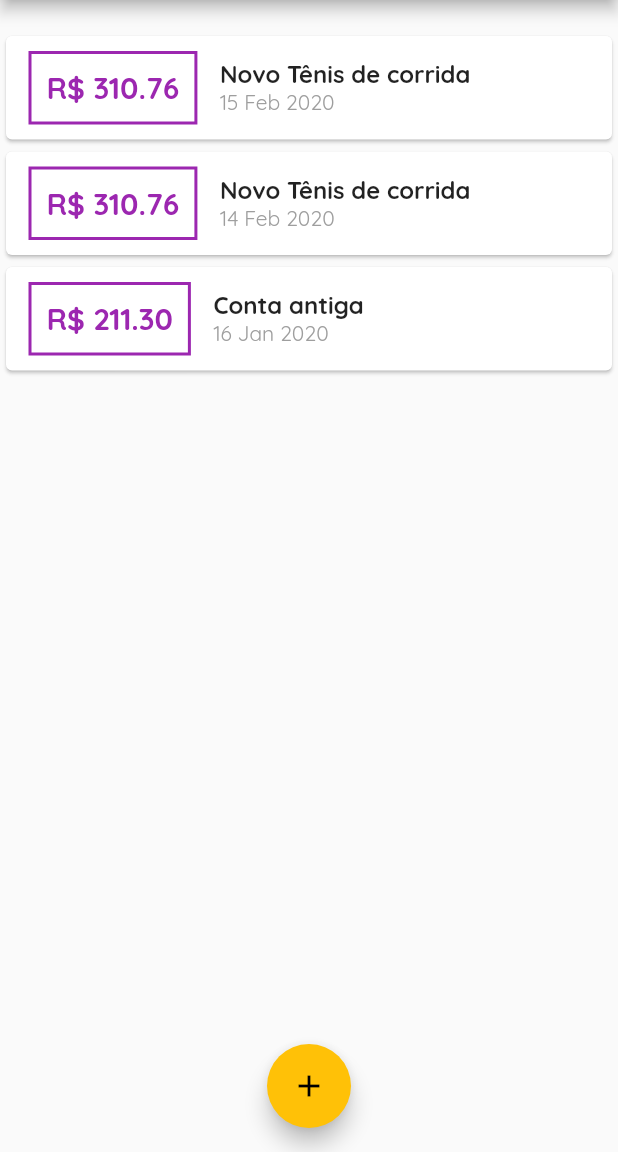
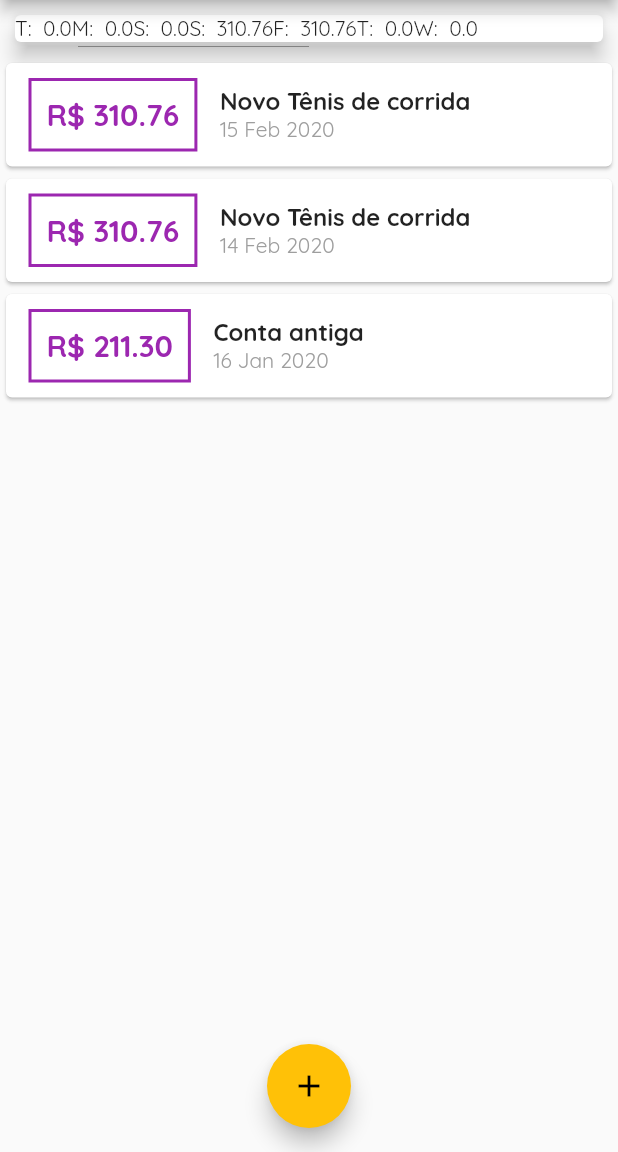
Before and after one commit to ranielison/expenses-manager-flutter, a Flutter app: the screen it shows after launch, on a phone screen of 412 x 824 dp, the part 84-1236 px from its top. Run offline on Flutter 3.47's test engine with Material 2 defaults, Android fonts, the phone set to English and light mode, and no system bars.

Commit message:
Chart Widget #3

```diff
--- a/lib/components/chart.dart
+++ b/lib/components/chart.dart
@@ -24,24 +24,22 @@ class Chart extends StatelessWidget {
         }
       }
 
-      print(DateFormat.E().format(weekDay)[0]);
-      print(totalSum);
-
       return {
         'day': DateFormat.E().format(weekDay)[0],
-        'value': 9.99,
+        'value': totalSum,
       };
     });
   }
 
   @override
   Widget build(BuildContext context) {
-    groupedTransactions;
     return Card(
       elevation: 6,
       margin: EdgeInsets.all(10),
       child: Row(
-        children: <Widget>[],
+        children: groupedTransactions.map((tr) {
+          return Text('${tr['day']}:  ${tr['value']}');
+        }).toList(),
       ),
     );
   }
```
Also changed, not shown: lib/components/chart_bar.dart (added, +13 -0 lines).
